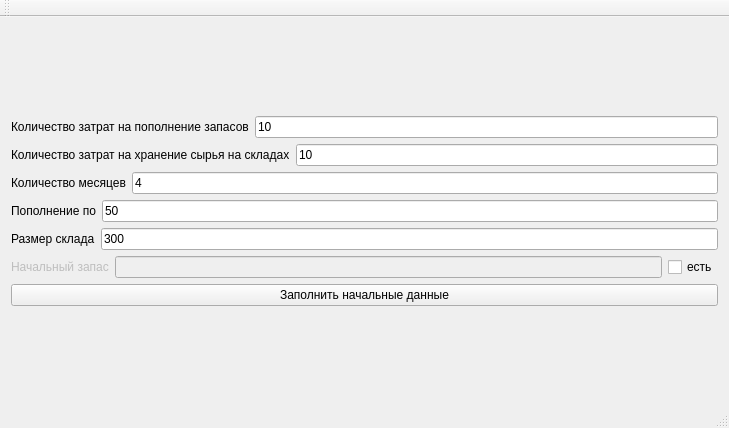
First picture: the form in mainwindow.ui, repository GoldGshok/PostEat, before the edit.
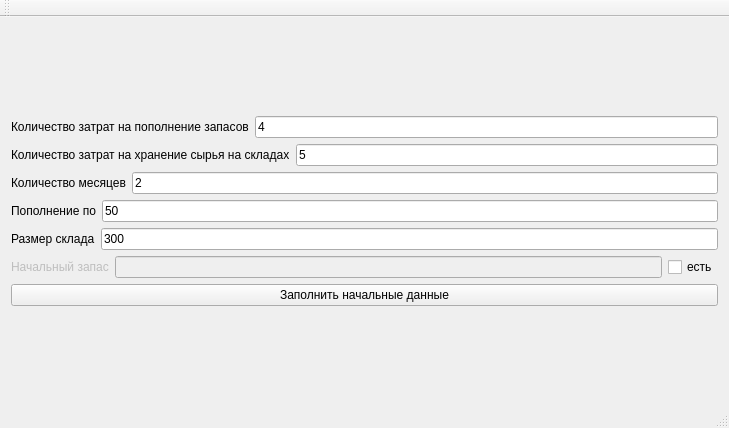
Second picture: the form after the edit.

Diff of the .ui file:
```diff
--- a/mainwindow.ui
+++ b/mainwindow.ui
@@ -29,7 +29,7 @@
         <item>
          <widget class="QLineEdit" name="edtInventory">
           <property name="text">
-           <string>10</string>
+           <string>4</string>
           </property>
          </widget>
         </item>
@@ -47,7 +47,7 @@
         <item>
          <widget class="QLineEdit" name="edtMaterials">
           <property name="text">
-           <string>10</string>
+           <string>5</string>
           </property>
          </widget>
         </item>
@@ -65,7 +65,7 @@
         <item>
          <widget class="QLineEdit" name="edtT">
           <property name="text">
-           <string>4</string>
+           <string>2</string>
           </property>
          </widget>
         </item>
```
